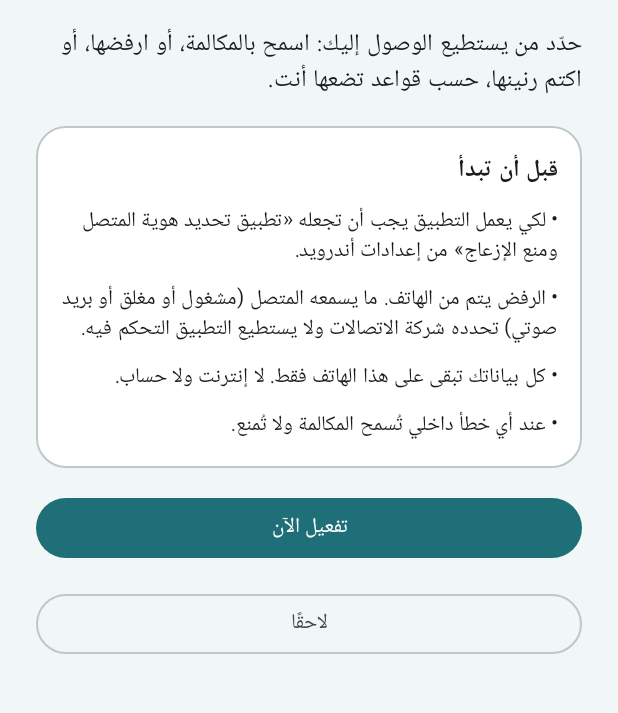
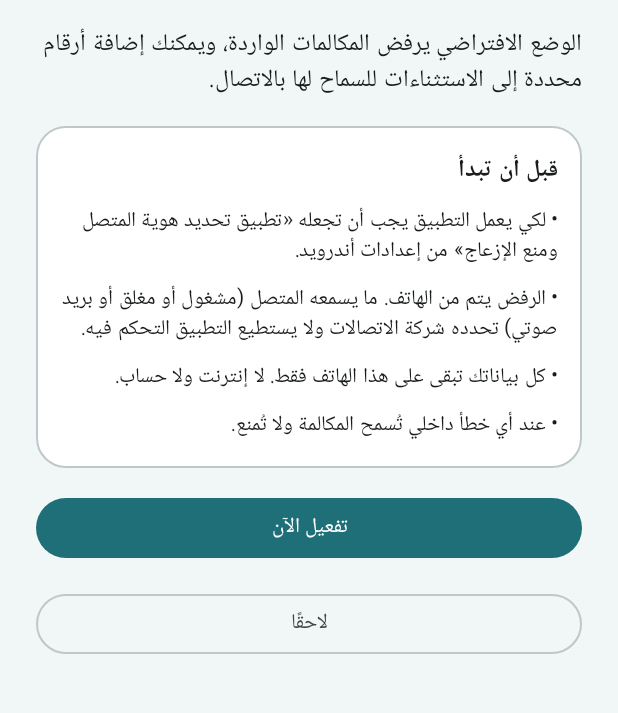
Before and after one commit to zeyadmahmoudied-png/call-control, an Android app built with Jetpack Compose: the screen it shows after launch (MainActivity), on a phone screen of 412 x 824 dp, the part 300-1013 px from its top. Run offline under Robolectric (Android 15) with nearby library versions, the phone set to English and light mode, and no system bars; our stand-ins replace Room's generated code.

Commit message:
Simplify home screen and default to global call rejection

```diff
--- a/app/src/main/kotlin/com/callcontrol/app/ui/OnboardingScreen.kt
+++ b/app/src/main/kotlin/com/callcontrol/app/ui/OnboardingScreen.kt
@@ -41,7 +41,7 @@ fun OnboardingScreen(vm: MainViewModel) {
         Icon(Icons.Filled.Call, contentDescription = null, tint = MaterialTheme.colorScheme.primary, modifier = Modifier.size(64.dp))
         Text("التحكم في المكالمات", style = MaterialTheme.typography.headlineMedium, fontWeight = FontWeight.Bold)
         Text(
-            "حدّد من يستطيع الوصول إليك: اسمح بالمكالمة، أو ارفضها، أو اكتم رنينها، حسب قواعد تضعها أنت.",
+            "الوضع الافتراضي يرفض المكالمات الواردة، ويمكنك إضافة أرقام محددة إلى الاستثناءات للسماح لها بالاتصال.",
             style = MaterialTheme.typography.bodyLarge,
         )
         AppCard {
```
